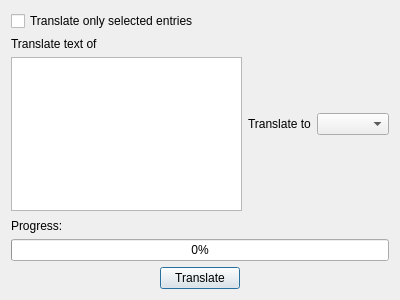
This is design/translate.ui in kokimame/joytan as Qt 5 draws it before an edit. The edited form follows.
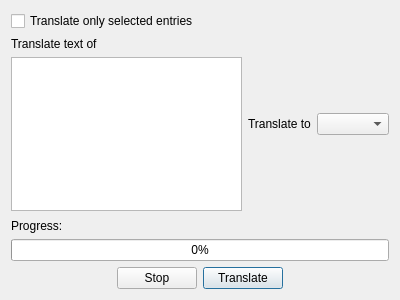
This is the edited form.

Commit message: UI & logic upgrade to stop worker thread

```diff
--- a/design/translate.ui
+++ b/design/translate.ui
@@ -77,6 +77,12 @@
      </item>
      <item>
       <widget class="QLabel" name="pgMsg">
+       <property name="sizePolicy">
+        <sizepolicy hsizetype="MinimumExpanding" vsizetype="Preferred">
+         <horstretch>0</horstretch>
+         <verstretch>0</verstretch>
+        </sizepolicy>
+       </property>
        <property name="text">
         <string/>
        </property>
@@ -107,7 +113,14 @@
       </spacer>
      </item>
      <item>
-      <widget class="QPushButton" name="startButton">
+      <widget class="QPushButton" name="cancelBtn">
+       <property name="text">
+        <string>Stop</string>
+       </property>
+      </widget>
+     </item>
+     <item>
+      <widget class="QPushButton" name="startBtn">
        <property name="text">
         <string>Translate</string>
        </property>
```
The commit also changes 5 other files.
